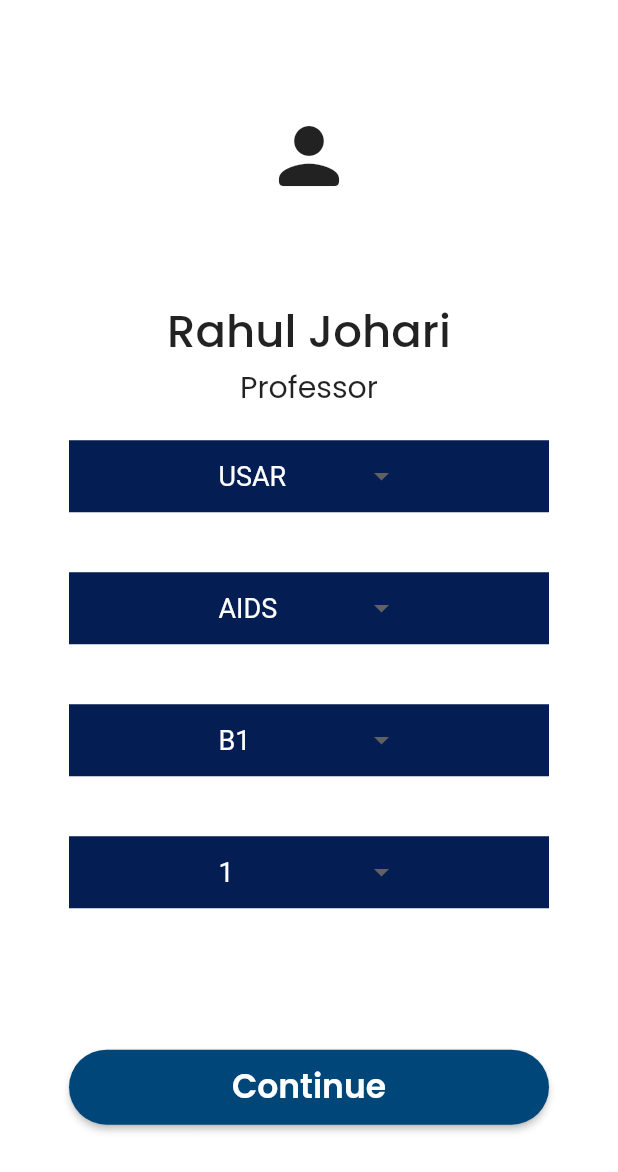
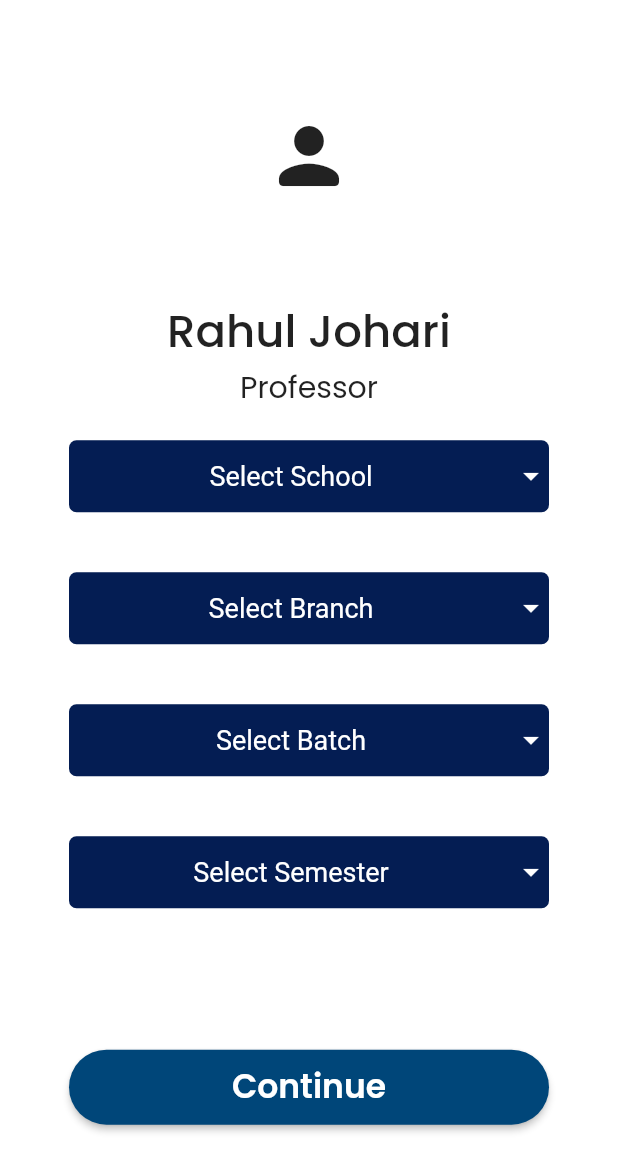
Before and after one commit to harshrajput1506/attendance_management_system, a Flutter app: the SemesterPage screen opened directly, on a phone screen of 412 x 824 dp. Shown: the top 1172 px of the screen. Run offline on Flutter 3.47's test engine with Material 2 defaults, Android fonts, the phone set to English and light mode, and no system bars; our stand-ins replace slide_to_act.

Commit message:
refactor ui

```diff
--- a/lib/homepage.dart
+++ b/lib/homepage.dart
@@ -12,7 +12,7 @@ class HomePageState extends State<HomePage> {
     'Computer Networks',
     'AI & its applications',
   ];
-  String _dropDownValue = 'AI & its applications';
+  String? _dropDownValue;
 
   @override
   Widget build(BuildContext context) {
@@ -66,15 +66,18 @@ class HomePageState extends State<HomePage> {
                           padding: EdgeInsets.all(5.0),
                           child: Container(
                             margin: EdgeInsets.all(10.0),
-                            color: Color.fromRGBO(4, 29, 83, 1),
+                            decoration:BoxDecoration(borderRadius: BorderRadius.circular(5),color: Color.fromRGBO(4, 29, 83, 1),),
                             width: 320,
                             alignment: Alignment.center,
                             child: DropdownButton<String>(
+                              borderRadius: BorderRadius.circular(5),
+                              isExpanded: true,
                               underline: SizedBox(),
                               value: _dropDownValue,
                               items: _subjects
                                   .map((item) => DropdownMenuItem<String>(
                                       value: item,
+                                      child: Center(
                                         child: Text(item,
                                             style: TextStyle(
                                               fontSize: 18,
@@ -82,13 +85,16 @@ class HomePageState extends State<HomePage> {
                                               ),
                                                 textAlign: TextAlign.center,
                                               ),
+                                      ),
                                           ))
                                   .toList(),
                               onChanged: (item) =>
                                   setState(() => _dropDownValue = item!),
-                              hint: Text(
+                              hint: Center(
+                                child: Text(
                                   "Select Subject",
-                                style: TextStyle(color: Colors.white),
+                                  style: TextStyle(color: Colors.white,fontSize: 18,),
+                                  ),
                               ),
                                 dropdownColor: Color.fromRGBO(0, 70, 121, 1),
                             ),
--- a/lib/loginpage.dart
+++ b/lib/loginpage.dart
@@ -26,7 +26,6 @@ class _LoginScreenState extends State<LoginScreen> {
       backgroundColor: Colors.white,
       appBar: AppBar(
           elevation: 0,
-          brightness: Brightness.light,
           backgroundColor: Colors.white,
           leading: IconButton(
             onPressed: () {
@@ -41,7 +40,7 @@ class _LoginScreenState extends State<LoginScreen> {
       body: Container(
           key: _formkey,
           height: MediaQuery.of(context).size.height,
-          width: double.infinity,
+          width: MediaQuery.of(context).size.width,
           child: Column(
             mainAxisAlignment: MainAxisAlignment.start,
             children: <Widget>[
@@ -83,7 +82,7 @@ class _LoginScreenState extends State<LoginScreen> {
                       alignment: Alignment.bottomCenter,
                       padding: EdgeInsets.all(15),
                       child: SizedBox(
-                        height: 465,
+                        height: 430,
                         width: 364,
                         child: Card(
                           shape: RoundedRectangleBorder(
--- a/lib/semesterpage.dart
+++ b/lib/semesterpage.dart
@@ -13,13 +13,13 @@ class SemesterPageState extends State<SemesterPage> {
     'USAR',
     'USDI',
   ];
-  String _dropDownValueOne = 'USAR';
+  String? _dropDownValueOne;
   final List<String> _courses = ['AIDS', 'AIML', 'IIOT', 'AR'];
-  String _dropDownValueTwo = 'AIDS';
+  String? _dropDownValueTwo;
   final List<String> _batch = ['B1', 'B2'];
-  String _dropDownValueThree = 'B1';
+  String? _dropDownValueThree;
   final List<String> _semester = ['1', '2', '3'];
-  String _dropDownValueFour = '1';
+  String? _dropDownValueFour;
   @override
   Widget build(BuildContext context) {
     return Scaffold(
@@ -73,16 +73,20 @@ class SemesterPageState extends State<SemesterPage> {
                           Padding(
                             padding: EdgeInsets.all(10.0),
                             child: Container(
+                              decoration:BoxDecoration(borderRadius: BorderRadius.circular(5),color: Color.fromRGBO(4, 29, 83, 1),),
                               margin: EdgeInsets.all(10.0),
-                              color: Color.fromRGBO(4, 29, 83, 1),
                               width: 320,
                               alignment: Alignment.center,
                               child: DropdownButton<String>(
+                                borderRadius: BorderRadius.circular(5),
+                                isExpanded: true,
+                                iconEnabledColor: Colors.white,
+                                value: _dropDownValueOne,
                                 underline: SizedBox(),
-                                value: _dropDownValueOne,
                                 items: _schools
                                     .map((item) => DropdownMenuItem<String>(
                                         value: item,
+                                        child: Center(
                                           child: Text(
                                               item,
                                               style: TextStyle(
@@ -90,13 +94,16 @@ class SemesterPageState extends State<SemesterPage> {
                                                 color:Colors.white,
                                                 ),
                                           ),
+                                        ),
                                             ))
                                     .toList(),
                                 onChanged: (item) =>
                                     setState(() => _dropDownValueOne = item!),
-                                hint: Text(
+                                hint: Center(
+                                  child: Text(
                                     "Select School",
-                                  style: TextStyle(color: Colors.white),
+                                    style: TextStyle(color: Colors.white,fontSize: 18,),
+                                  ),
                                 ),
                                 dropdownColor: Color.fromRGBO(0, 70, 121, 1),
                               ),
@@ -106,23 +113,30 @@ class SemesterPageState extends State<SemesterPage> {
                             padding: EdgeInsets.all(10.0),
                             child: Container(
                               margin: EdgeInsets.all(10.0),
-                              color: Color.fromRGBO(4, 29, 83, 1),
+                              decoration:BoxDecoration(borderRadius: BorderRadius.circular(5),color: Color.fromRGBO(4, 29, 83, 1),),
                               width: 320,
                               alignment: Alignment.center,
                               child: DropdownButton<String>(
+                                borderRadius: BorderRadius.circular(5),
+                                isExpanded: true,
+                                iconEnabledColor: Colors.white,
                                 underline: SizedBox(),
                                 value: _dropDownValueTwo,
                                 items: _courses
                                     .map((item) => DropdownMenuItem<String>(
                                         value: item,
+                                        child: Center(
                                           child: Text(item,
-                                            style: TextStyle(fontSize: 18,color:Colors.white,))))
+                                              style: TextStyle(fontSize: 18,color:Colors.white,)),
+                                        )))
                                     .toList(),
                                 onChanged: (item) =>
                                     setState(() => _dropDownValueTwo = item!),
-                                hint: Text(
-                                  "Select School",
-                                  style: TextStyle(color: Colors.white),
+                                hint: Center(
+                                  child: Text(
+                                    "Select Branch",
+                                    style: TextStyle(color: Colors.white,fontSize: 18,),
+                                  ),
                                 ),
                                 dropdownColor: Color.fromRGBO(0, 70, 121, 1),
                               ),
@@ -132,23 +146,30 @@ class SemesterPageState extends State<SemesterPage> {
                             padding: EdgeInsets.all(10.0),
                             child: Container(
                               margin: EdgeInsets.all(10.0),
-                              color: Color.fromRGBO(4, 29, 83, 1),
+                              decoration:BoxDecoration(borderRadius: BorderRadius.circular(5),color: Color.fromRGBO(4, 29, 83, 1),),
                               width: 320,
                               alignment: Alignment.center,
                               child: DropdownButton<String>(
+                                borderRadius: BorderRadius.circular(5),
+                                isExpanded: true,
+                                iconEnabledColor: Colors.white,
                                 underline: SizedBox(),
                                 value: _dropDownValueThree,
                                 items: _batch
                                     .map((item) => DropdownMenuItem<String>(
                                         value: item,
+                                        child: Center(
                                           child: Text(item,
-                                            style: TextStyle(fontSize: 18, color:Colors.white,))))
+                                              style: TextStyle(fontSize: 18, color:Colors.white,)),
+                                        )))
                                     .toList(),
                                 onChanged: (item) =>
                                     setState(() => _dropDownValueThree = item!),
-                                hint: Text(
-                                  "Select School",
-                                  style: TextStyle(color: Colors.white),
+                                hint: Center(
+                                  child: Text(
+                                    "Select Batch",
+                                    style: TextStyle(color: Colors.white,fontSize: 18,),
+                                  ),
                                 ),
                                 dropdownColor: Color.fromRGBO(0, 70, 121, 1),
                               ),
@@ -158,142 +179,35 @@ class SemesterPageState extends State<SemesterPage> {
                             padding: EdgeInsets.all(10.0),
                             child: Container(
                               margin: EdgeInsets.all(10.0),
-                              color: Color.fromRGBO(4, 29, 83, 1),
+                              decoration:BoxDecoration(borderRadius: BorderRadius.circular(5),color: Color.fromRGBO(4, 29, 83, 1),),
                               width: 320,
                               alignment: Alignment.center,
                               child: DropdownButton<String>(
+                                borderRadius: BorderRadius.circular(5),
+                                isExpanded: true,
+                                iconEnabledColor: Colors.white,
                                 underline: SizedBox(),
                                 value: _dropDownValueFour,
                                 items: _semester
                                     .map((item) => DropdownMenuItem<String>(
                                         value: item,
+                                        child: Center(
                                           child: Text(item,
-                                            style: TextStyle(fontSize: 18, color:Colors.white,))))
+                                              style: TextStyle(fontSize: 18, color:Colors.white,)),
+                                        )))
                                     .toList(),
                                 onChanged: (item) =>
                                     setState(() => _dropDownValueFour = item!),
-                                hint: Text(
-                                  "Select School",
-                                  style: TextStyle(color: Colors.white),
+                                hint: Center(
+                                  child: Text(
+                                    "Select Semester",
+                                    style: TextStyle(color: Colors.white,fontSize: 18,),
+                                  ),
                                 ),
                                 dropdownColor: Color.fromRGBO(0, 70, 121, 1),
                               ),
                             ),
                           ),
-                          // Padding(
-                          //   padding: EdgeInsets.all(5.0),
-                          //   child: Container(
-                          //     margin: EdgeInsets.all(10.0),
-                          //     color: Color.fromRGBO(4, 29, 83, 1),
-                          //     width: 320,
-                          //     alignment: Alignment.center,
-                          //     child: DropdownButton<String>(
-                          //       underline: SizedBox(),
-                          //       items: [
-                          //         DropdownMenuItem<String>(
-                          //           value: "aids",
-                          //           child: Center(
-                          //             child: Text("AIDS"),
-                          //           ),
-                          //         ),
-                          //         DropdownMenuItem<String>(
-                          //           value: "aiml",
-                          //           child: Center(
-                          //             child: Text("AIML"),
-                          //           ),
-                          //         ),
-                          //         DropdownMenuItem<String>(
-                          //           value: "iiot",
-                          //           child: Center(
-                          //             child: Text("IIOT"),
-                          //           ),
-                          //         ),
-                          //         DropdownMenuItem<String>(
-                          //           value: "ar",
-                          //           child: Center(
-                          //             child: Text("AR"),
-                          //           ),
-                          //         ),
-                          //       ],
-                          //       onChanged: (_value) => {
-                          //         print(_value.toString()),
-                          //       },
-                          //       hint: Text(
-                          //         "Select Course",
-                          //         style: TextStyle(color: Colors.white),
-                          //       ),
-                          //     ),
-                          //   ),
-                          // ),
-                          // Padding(
-                          //   padding: EdgeInsets.all(5.0),
-                          //   child: Container(
-                          //     margin: EdgeInsets.all(10.0),
-                          //     color: Color.fromRGBO(4, 29, 83, 1),
-                          //     width: 320,
-                          //     alignment: Alignment.center,
-                          //     child: DropdownButton<String>(
-                          //       underline: SizedBox(),
-                          //       items: [
-                          //         DropdownMenuItem<String>(
-                          //           value: "b1",
-                          //           child: Center(
-                          //             child: Text("B1"),
-                          //           ),
-                          //         ),
-                          //         DropdownMenuItem<String>(
-                          //           value: "b2",
-                          //           child: Center(
-                          //             child: Text("B2"),
-                          //           ),
-                          //         ),
-                          //       ],
-                          //       onChanged: (_value) => {
-                          //         print(_value.toString()),
-                          //       },
-                          //       hint: Text(
-                          //         "Select Batch",
-                          //         style: TextStyle(color: Colors.white),
-                          //       ),
-                          //     ),
-                          //   ),
-                          // ),
-                          // Padding(
-                          //   padding: EdgeInsets.all(5.0),
-                          //   child: Container(
-                          //     margin: EdgeInsets.all(10.0),
-                          //     color: Color.fromRGBO(4, 29, 83, 1),
-                          //     width: 320,
-                          //     alignment: Alignment.center,
-                          //     child: DropdownButton<String>(
-                          //       underline: SizedBox(),
-                          //       items: [
-                          //         DropdownMenuItem<String>(
-                          //           value: "one",
-                          //           child: Center(
-                          //             child: Text("1"),
-                          //           ),
-                          //         ),
-                          //         DropdownMenuItem<String>(
-                          //           value: "two",
-                          //           child: Center(
-                          //             child: Text("2"),
-                          //           ),
-                          //         ),
-                          //       ],
-                          //       onChanged: (_value) => {
-                          //         print(_value.toString()),
-                          //         setState(() {
-                          //           value = _value!;
-                          //         }),
-                          //       },
-                          //       hint: Text(
-                          //         "Select Semester",
-                          //         style: TextStyle(color: Colors.white),
-                          //       ),
-                          //     ),
-                          //   ),
-                          // ),
                         ],
                       ),
                     ),
```
Lines whose indentation alone changed are shown as unchanged.
